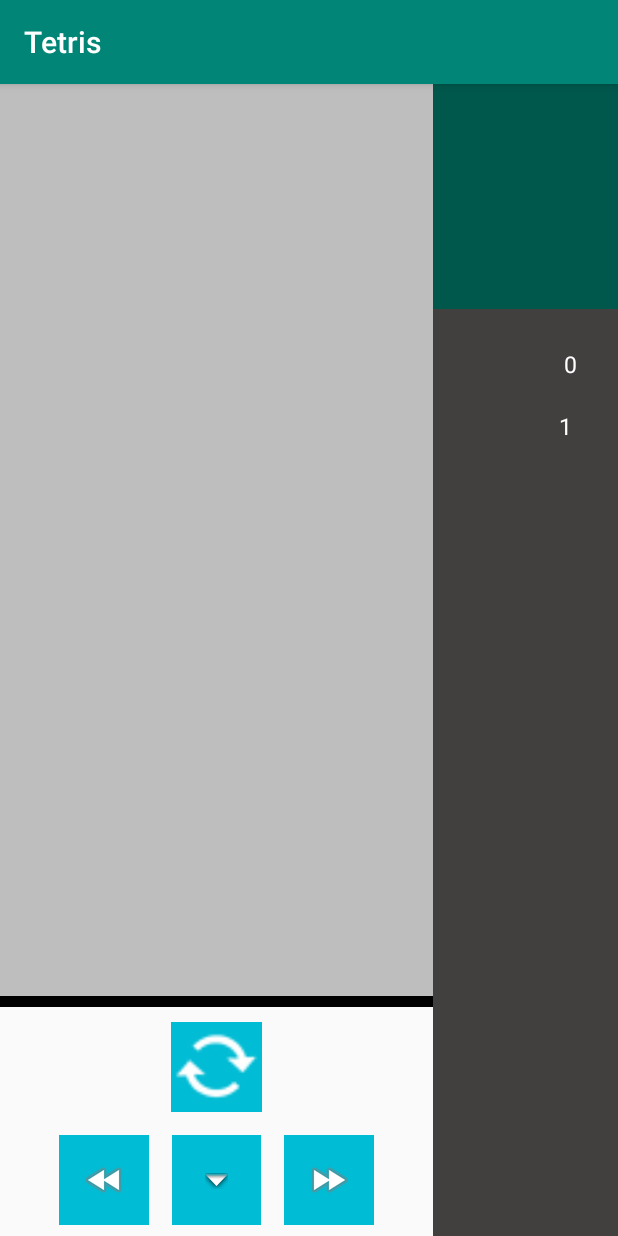
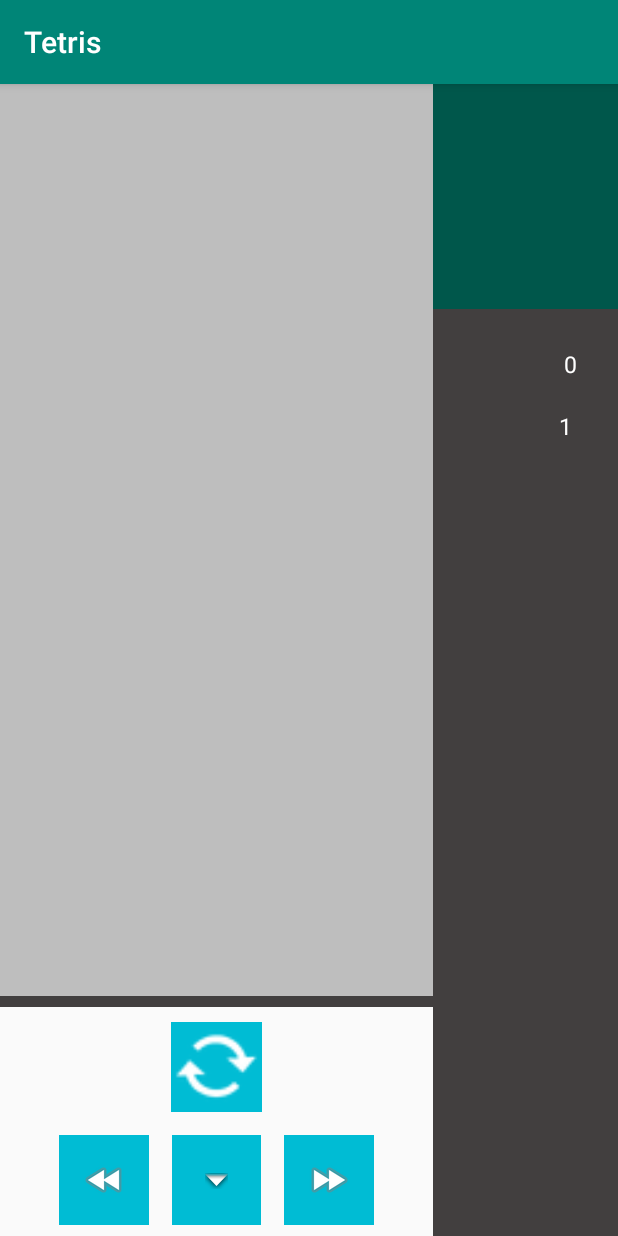
Before and after one commit to Danielmg21/Tetris, an Android app: the screen it shows after launch (MainActivity), on a phone screen of 412 x 824 dp. Run offline under Robolectric (Android 15) with nearby library versions, the light colour scheme and no system bars.

Commit message:
actualizado color listo

```diff
--- a/app/src/main/res/layout/activity_main.xml
+++ b/app/src/main/res/layout/activity_main.xml
@@ -34,7 +34,7 @@
                 android:layout_below="@+id/layoutTablero"
                 android:layout_marginTop="-160dp"
                 android:layout_marginBottom="10dp"
-                android:background="#000000" />
+                android:background="#423F3F" />
 
             <RelativeLayout
                 android:id="@+id/layoutTablero"
```
